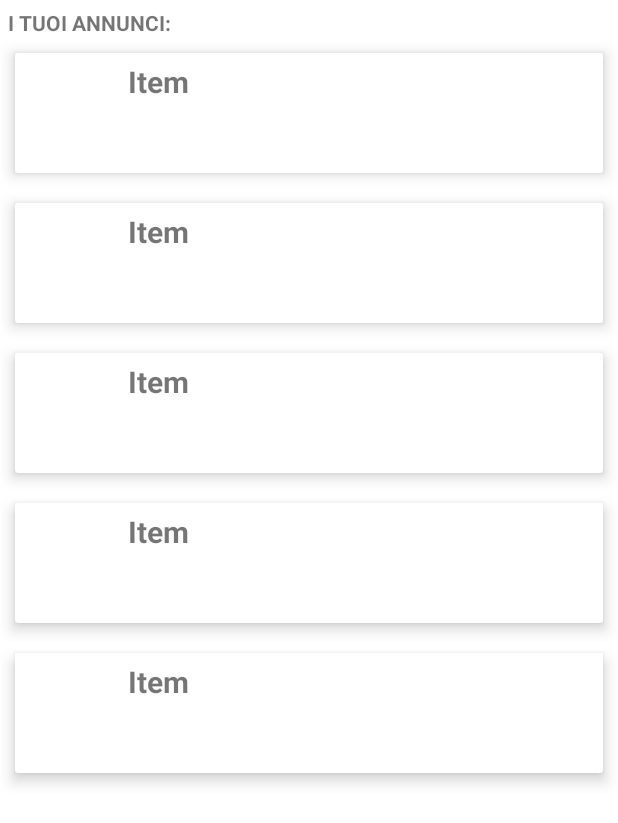
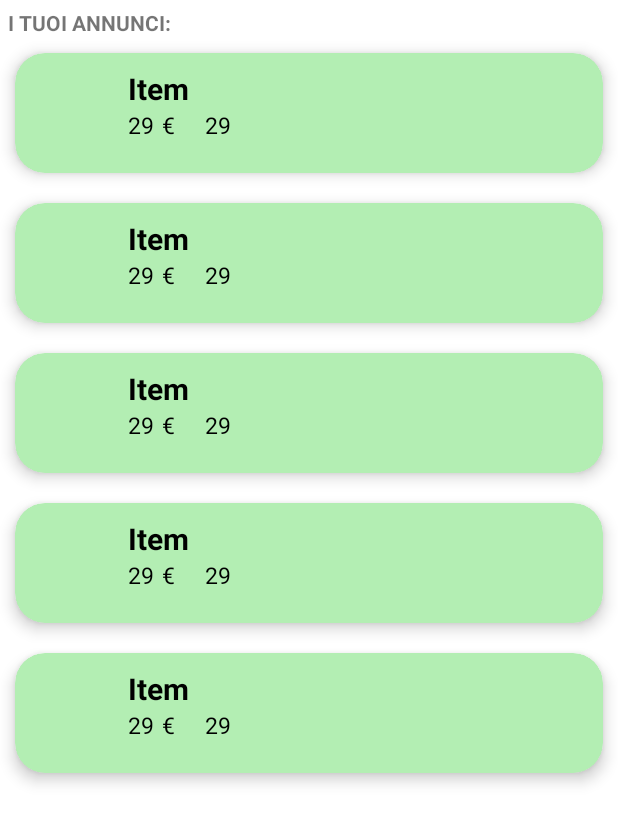
Before and after one commit to GiuliaSonsino/SellBuy, an Android app: the layout activity_main.xml on its own in the app's theme, with its tools: preview values and no code run, on a phone screen of 412 x 824 dp. Shown: the top 823 px of the screen. Run offline under Robolectric (Android 15) with nearby library versions, the phone set to English and light mode, and no system bars.

Commit message:
Price in CardView

```diff
--- a/app/src/main/java/models/AnnuncioViewModel.kt
+++ b/app/src/main/java/models/AnnuncioViewModel.kt
@@ -1,6 +1,4 @@
 package models
-
-import android.graphics.Bitmap
 
 /*
 data class AnnuncioViewModel(val image: String, val text: String, val codice: String?) {
@@ -9,13 +7,15 @@ class AnnuncioViewModel() {
 
     var image: String? = null
     var text: String? = null
+    var price: String? = null
     var codice : String?=null
 
 
 
-    constructor(image: String, text: String, codice:String) : this(){
+    constructor(image: String, text: String, price: String, codice:String) : this(){
         this.image=image
         this.text=text
+        this.price=price
         this.codice=codice
 
     }
--- a/app/src/main/res/layout/activity_main.xml
+++ b/app/src/main/res/layout/activity_main.xml
@@ -4,14 +4,8 @@
     android:layout_width="match_parent"
     android:layout_height="match_parent"
     tools:context=".MainActivity"
-    android:orientation="vertical"
-    >
-<!--
-    <ListView
-        android:id="@+id/listView"
-        android:layout_width="match_parent"
-        android:layout_height="match_parent" />
-        -->
+    android:orientation="vertical">
+
     <TextView
         android:layout_width="match_parent"
         android:layout_height="20dp"
--- a/app/src/main/res/layout/item_annuncio.xml
+++ b/app/src/main/res/layout/item_annuncio.xml
@@ -1,48 +1,5 @@
 <?xml version="1.0" encoding="utf-8"?>
-<!--
-<LinearLayout xmlns:android="http://schemas.android.com/apk/res/android"
-    android:orientation="vertical"
-    android:layout_width="match_parent"
-    android:layout_height="match_parent">
 
-
-    <LinearLayout
-        android:layout_width="match_parent"
-        android:layout_height="wrap_content"
-        android:layout_marginStart="5dp"
-        android:layout_marginEnd="5dp"
-        android:orientation="horizontal">
-
-        <ImageView
-            android:id="@+id/imageView"
-            android:layout_width="100dp"
-            android:layout_height="100dp"
-            android:src="@mipmap/ic_launcher" />
-
-        <LinearLayout
-            android:layout_width="wrap_content"
-            android:layout_height="wrap_content"
-            android:orientation="vertical"
-            android:layout_marginStart="5dp"
-            android:layout_marginTop="10dp">
-        <TextView
-            android:id="@+id/title"
-            android:layout_width="match_parent"
-            android:layout_height="wrap_content"
-            android:text="@string/app_name"
-            android:textStyle="bold"
-            android:textSize="22dp"/>
-        <TextView
-            android:id="@+id/price"
-            android:layout_width="match_parent"
-            android:layout_height="wrap_content"
-            android:text="@string/app_name" />
-        </LinearLayout>
-
-    </LinearLayout>
-
-</LinearLayout>
--->
 <androidx.cardview.widget.CardView
     xmlns:android="http://schemas.android.com/apk/res/android"
     xmlns:app="http://schemas.android.com/apk/res-auto"
@@ -50,17 +7,28 @@
     android:layout_width="match_parent"
     android:layout_height="80dp"
     android:layout_margin="10dp"
-    app:cardElevation="6dp">
+    app:cardElevation="6dp"
+    app:cardBackgroundColor="@color/verde_past"
+    app:cardCornerRadius="20dp"
+    >
 
     <LinearLayout
         android:layout_width="match_parent"
         android:layout_height="wrap_content"
         android:orientation="horizontal"
-        android:padding="5dp">
+        android:padding="5dp"
+        android:layout_gravity="center">
+
         <ImageView
             android:id="@+id/imageview"
             android:layout_width="60dp"
-            android:layout_height="60dp" />
+            android:layout_height="60dp"
+            />
+
+        <LinearLayout
+            android:layout_width="match_parent"
+            android:layout_height="wrap_content"
+            android:orientation="vertical">
 
             <TextView
                 android:id="@+id/textView"
@@ -70,8 +38,45 @@
                 android:layout_marginLeft="15dp"
                 android:text="Item"
                 android:textSize="20sp"
+                android:textColor="@color/black"
                 android:textStyle="bold" />
 
+            <LinearLayout
+                android:layout_width="match_parent"
+                android:layout_height="wrap_content"
+                android:orientation="horizontal">
+
+                <TextView
+                    android:id="@+id/price"
+                    android:layout_width="wrap_content"
+                    android:layout_height="wrap_content"
+                    android:layout_marginStart="10dp"
+                    android:text="29"
+                    android:textSize="15sp"
+                    android:textColor="@color/black"
+                    />
+
+                <TextView
+                    android:id="@+id/euro"
+                    android:layout_width="wrap_content"
+                    android:layout_height="wrap_content"
+                    android:layout_marginStart="5dp"
+                    android:text="€"
+                    android:textSize="15sp"
+                    android:textColor="@color/black"
+                    />
+                <TextView
+                    android:id="@+id/code"
+                    android:layout_width="wrap_content"
+                    android:layout_height="wrap_content"
+                    android:layout_marginStart="20dp"
+                    android:text="29"
+                    android:textSize="15sp"
+                    android:textColor="@color/black"
+                    />
+
+            </LinearLayout>
+        </LinearLayout>
     </LinearLayout>
 
 </androidx.cardview.widget.CardView>
--- a/app/src/main/res/values/colors.xml
+++ b/app/src/main/res/values/colors.xml
@@ -7,4 +7,5 @@
     <color name="teal_700">#FF018786</color>
     <color name="black">#FF000000</color>
     <color name="white">#FFFFFFFF</color>
+    <color name="verde_past">#B3EEB3</color>
 </resources>
```
Also changed, not shown: app/src/main/java/com/example/sellbuy/AnnuncioAdapter.kt (+7 -7 lines), app/src/main/java/com/example/sellbuy/MainActivity.kt (+23 -2 lines), app/src/main/res/layout/activity_annuncio.xml (+6 -17 lines). Lines whose indentation alone changed are shown as unchanged.
